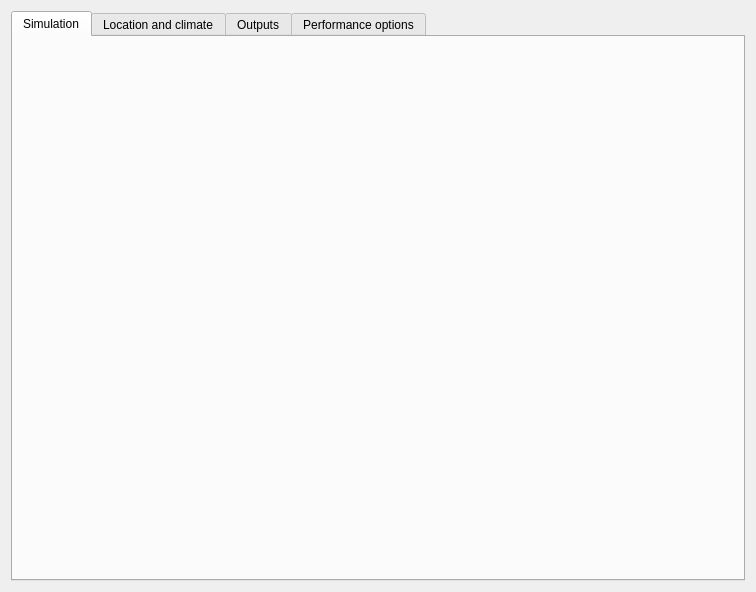
Above: SIM-VICUS/src/SVSimulationStartNandrad.ui from ghorwin/SIM-VICUS before the change. Below: the same form after it.
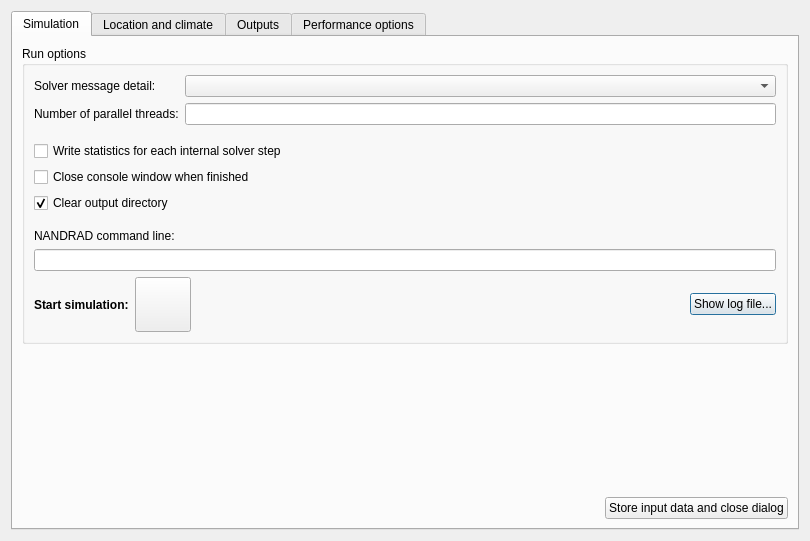
That is the form after the change. The open tabs and pages were chosen to show the change. Icons and pictures are not drawn. Custom widgets are drawn as their Qt base class.

Commit message: More work on simulation start dialog.

The edit to the form file:
```diff
--- a/SIM-VICUS/src/SVSimulationStartNandrad.ui
+++ b/SIM-VICUS/src/SVSimulationStartNandrad.ui
@@ -6,8 +6,8 @@
    <rect>
     <x>0</x>
     <y>0</y>
-    <width>756</width>
-    <height>592</height>
+    <width>810</width>
+    <height>541</height>
    </rect>
   </property>
   <property name="windowTitle">
@@ -23,6 +23,205 @@
       <attribute name="title">
        <string>Simulation</string>
       </attribute>
+      <layout class="QGridLayout" name="gridLayout">
+       <item row="0" column="0" colspan="2">
+        <widget class="QGroupBox" name="groupBox_2">
+         <property name="title">
+          <string>Run options</string>
+         </property>
+         <layout class="QGridLayout" name="gridLayout_2">
+          <item row="0" column="1">
+           <widget class="QComboBox" name="comboBoxVerboseLevel">
+            <property name="sizePolicy">
+             <sizepolicy hsizetype="Expanding" vsizetype="Fixed">
+              <horstretch>0</horstretch>
+              <verstretch>0</verstretch>
+             </sizepolicy>
+            </property>
+           </widget>
+          </item>
+          <item row="8" column="0" colspan="2">
+           <widget class="QLineEdit" name="lineEditCmdLine">
+            <property name="readOnly">
+             <bool>true</bool>
+            </property>
+           </widget>
+          </item>
+          <item row="0" column="0">
+           <widget class="QLabel" name="label_2">
+            <property name="text">
+             <string>Solver message detail:</string>
+            </property>
+           </widget>
+          </item>
+          <item row="1" column="1">
+           <widget class="QtExt::ValidatingLineEdit" name="lineEditNumThreads">
+            <property name="sizePolicy">
+             <sizepolicy hsizetype="Expanding" vsizetype="Fixed">
+              <horstretch>0</horstretch>
+              <verstretch>0</verstretch>
+             </sizepolicy>
+            </property>
+           </widget>
+          </item>
+          <item row="7" column="0">
+           <widget class="QLabel" name="label">
+            <property name="text">
+             <string>NANDRAD command line:</string>
+            </property>
+           </widget>
+          </item>
+          <item row="3" column="0" colspan="2">
+           <widget class="QCheckBox" name="checkBoxStepStats">
+            <property name="text">
+             <string>Write statistics for each internal solver step</string>
+            </property>
+           </widget>
+          </item>
+          <item row="4" column="0" colspan="2">
+           <widget class="QCheckBox" name="checkBoxCloseConsoleWindow">
+            <property name="text">
+             <string>Close console window when finished</string>
+            </property>
+           </widget>
+          </item>
+          <item row="1" column="0">
+           <widget class="QLabel" name="label_3">
+            <property name="text">
+             <string>Number of parallel threads:</string>
+            </property>
+           </widget>
+          </item>
+          <item row="6" column="0">
+           <spacer name="verticalSpacer_3">
+            <property name="orientation">
+             <enum>Qt::Vertical</enum>
+            </property>
+            <property name="sizeType">
+             <enum>QSizePolicy::Fixed</enum>
+            </property>
+            <property name="sizeHint" stdset="0">
+             <size>
+              <width>20</width>
+              <height>10</height>
+             </size>
+            </property>
+           </spacer>
+          </item>
+          <item row="10" column="0" colspan="2">
+           <layout class="QHBoxLayout" name="horizontalLayout">
+            <item>
+             <widget class="QLabel" name="label_4">
+              <property name="font">
+               <font>
+                <weight>75</weight>
+                <bold>true</bold>
+               </font>
+              </property>
+              <property name="text">
+               <string>Start simulation:</string>
+              </property>
+             </widget>
+            </item>
+            <item>
+             <widget class="QToolButton" name="pushButtonRun">
+              <property name="icon">
+               <iconset resource="../resources/SIM-VICUS.qrc">
+                <normaloff>:/gfx/actions/64x64/Wavy_checkered_flag.svg</normaloff>:/gfx/actions/64x64/Wavy_checkered_flag.svg</iconset>
+              </property>
+              <property name="iconSize">
+               <size>
+                <width>48</width>
+                <height>48</height>
+               </size>
+              </property>
+             </widget>
+            </item>
+            <item>
+             <spacer name="horizontalSpacer_3">
+              <property name="orientation">
+               <enum>Qt::Horizontal</enum>
+              </property>
+              <property name="sizeHint" stdset="0">
+               <size>
+                <width>40</width>
+                <height>20</height>
+               </size>
+              </property>
+             </spacer>
+            </item>
+            <item>
+             <widget class="QPushButton" name="pushButtonShowScreenLog">
+              <property name="text">
+               <string>Show log file...</string>
+              </property>
+             </widget>
+            </item>
+           </layout>
+          </item>
+          <item row="2" column="0">
+           <spacer name="verticalSpacer_2">
+            <property name="orientation">
+             <enum>Qt::Vertical</enum>
+            </property>
+            <property name="sizeType">
+             <enum>QSizePolicy::Fixed</enum>
+            </property>
+            <property name="sizeHint" stdset="0">
+             <size>
+              <width>20</width>
+              <height>10</height>
+             </size>
+            </property>
+           </spacer>
+          </item>
+          <item row="5" column="0">
+           <widget class="QCheckBox" name="checkBoxClearOutputDir">
+            <property name="text">
+             <string>Clear output directory</string>
+            </property>
+            <property name="checked">
+             <bool>true</bool>
+            </property>
+           </widget>
+          </item>
+         </layout>
+        </widget>
+       </item>
+       <item row="1" column="0">
+        <spacer name="verticalSpacer">
+         <property name="orientation">
+          <enum>Qt::Vertical</enum>
+         </property>
+         <property name="sizeHint" stdset="0">
+          <size>
+           <width>20</width>
+           <height>40</height>
+          </size>
+         </property>
+        </spacer>
+       </item>
+       <item row="2" column="0">
+        <spacer name="horizontalSpacer">
+         <property name="orientation">
+          <enum>Qt::Horizontal</enum>
+         </property>
+         <property name="sizeHint" stdset="0">
+          <size>
+           <width>530</width>
+           <height>20</height>
+          </size>
+         </property>
+        </spacer>
+       </item>
+       <item row="2" column="1">
+        <widget class="QPushButton" name="pushButtonClose">
+         <property name="text">
+          <string>Store input data and close dialog</string>
+         </property>
+        </widget>
+       </item>
+      </layout>
      </widget>
      <widget class="QWidget" name="tabClimate">
       <attribute name="title">
@@ -43,6 +242,15 @@
    </item>
   </layout>
  </widget>
- <resources/>
+ <customwidgets>
+  <customwidget>
+   <class>QtExt::ValidatingLineEdit</class>
+   <extends>QLineEdit</extends>
+   <header location="global">QtExt_ValidatingLineEdit.h</header>
+  </customwidget>
+ </customwidgets>
+ <resources>
+  <include location="../resources/SIM-VICUS.qrc"/>
+ </resources>
  <connections/>
 </ui>
```
Left out of the diff: 2 changed lines with no effect on the pictures. The commit also changes 6 other files.
